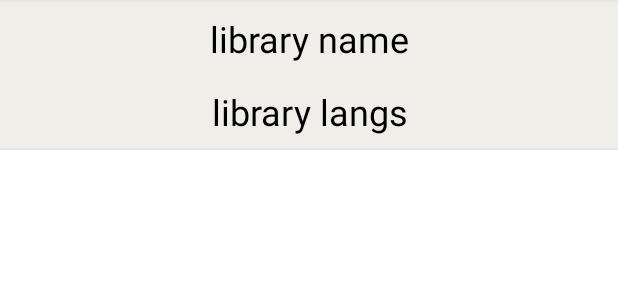
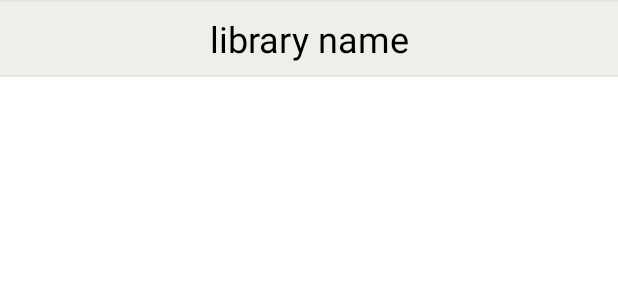
Before and after one commit to MuroPlankton/CSVCompanionApp, an Android app: the layout library_list_row.xml on its own in the app's theme, with its tools: preview values and no code run, on a phone screen of 412 x 824 dp. Shown: the top 300 px of the screen. Run offline under Robolectric (Android 15) with nearby library versions, the phone set to English and light mode, and no system bars.

Commit message:
removed old testing stuff

```diff
--- a/app/src/main/java/com/choicely/csvcompanion/home/LibraryAdapter.java
+++ b/app/src/main/java/com/choicely/csvcompanion/home/LibraryAdapter.java
@@ -53,14 +53,12 @@ public class LibraryAdapter extends RecyclerView.Adapter<LibraryAdapter.LibraryV
 
         String libraryID;
         public TextView libraryName;
-        public TextView libraryLangs;
 
         public LibraryViewHolder(@NonNull View itemView) {
             super(itemView);
             itemView.setOnClickListener(onRowClick);
 
             libraryName = itemView.findViewById(R.id.library_list_row_library_name);
-            libraryLangs = itemView.findViewById(R.id.library_list_row_library_lang_test);
         }
         private final View.OnClickListener onRowClick = view -> {
             Context ctx = libraryName.getContext();
--- a/app/src/main/res/layout/library_list_row.xml
+++ b/app/src/main/res/layout/library_list_row.xml
@@ -23,18 +23,6 @@
         tools:text="library name"
         />
 
-    <TextView
-        android:id="@+id/library_list_row_library_lang_test"
-        android:layout_width="match_parent"
-        android:layout_height="wrap_content"
-        android:gravity="center"
-        android:padding="8dp"
-        android:textSize="24sp"
-        android:textColor="@color/black"
-        android:background="@color/light_yellow"
-        tools:text="library langs"
-        />
-
     <View
         android:layout_width="match_parent"
         android:layout_height="1dp"
```
